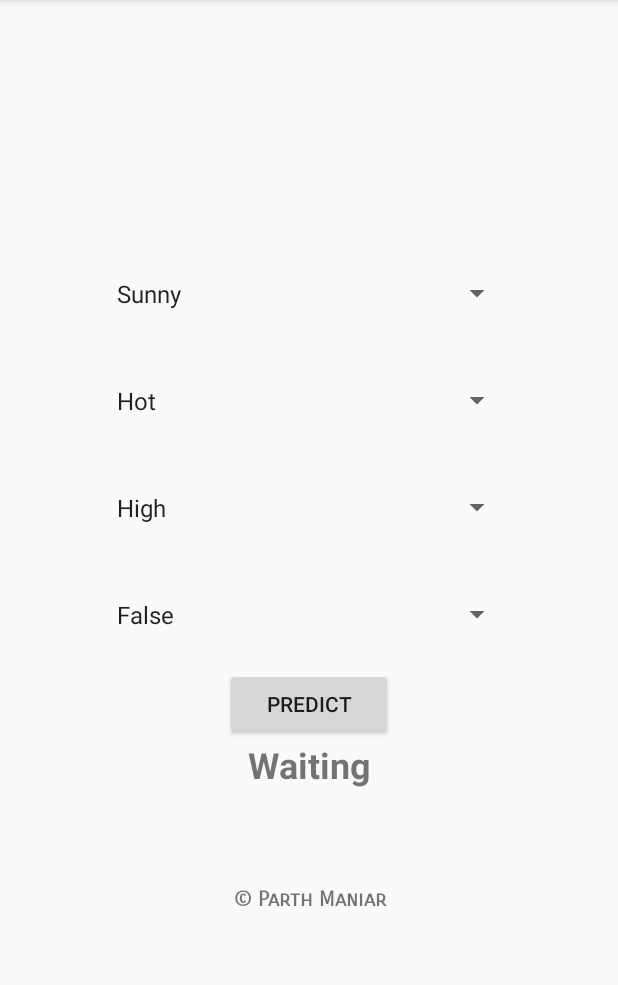
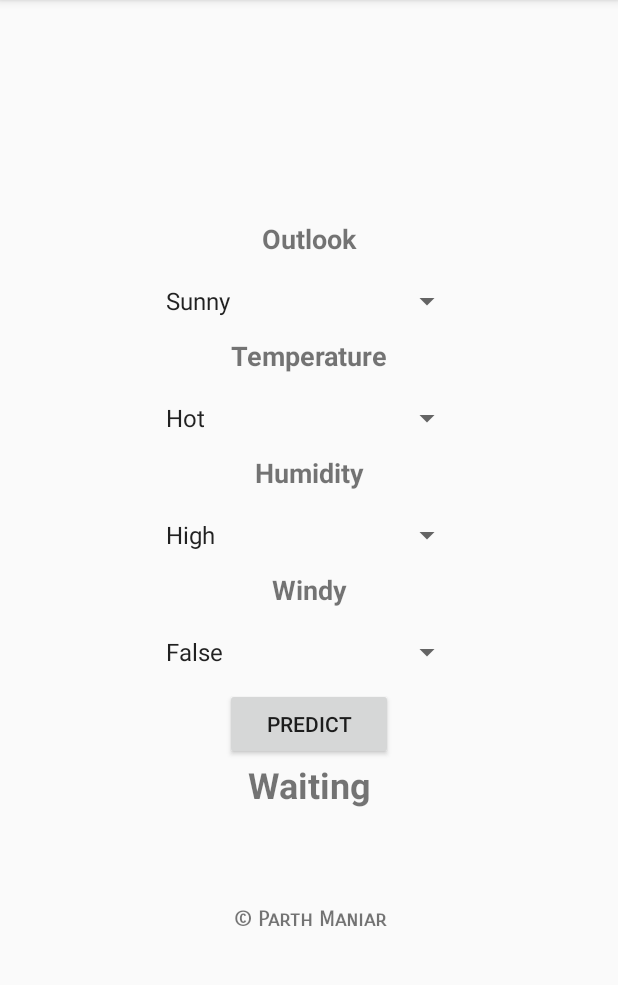
Before and after one commit to officialpm/Play-Or-Not-Android-App, an Android app: the screen it shows after launch (MainActivity), on a phone screen of 412 x 824 dp, the part 84-1069 px from its top. Run offline under Robolectric (Android 15) with nearby library versions, the phone set to English and light mode, and no system bars; our stand-ins replace Volley.

Commit message:
added textviews

```diff
--- a/app/src/main/java/play/parth/com/playornot/MainActivity.java
+++ b/app/src/main/java/play/parth/com/playornot/MainActivity.java
@@ -160,15 +160,20 @@ predict.setOnClickListener(new View.OnClickListener() {
                    if(msg.equals("[1]"))
                    {
 
-                        res.setText("You Can Play");
+                        res.setText("PLAY SAFELY \n ENJOY ;)");
                        res.setTextColor(Color.parseColor("#42f46b"));
+                       Toast.makeText(MainActivity.this, "ENJOY",
+                               Toast.LENGTH_SHORT).show();
 
 
                    }
                    else if(msg.equals("[0]"))
                    {
-                       res.setText("ALERT: Don't Play");
+                       res.setText("ALERT: DONT'T PLAY");
                        res.setTextColor(Color.parseColor("#f44141"));
+                       Toast.makeText(MainActivity.this, "ALERT",
+                               Toast.LENGTH_SHORT).show();
+
                    }
                    else
                    {
--- a/app/src/main/res/layout/activity_main.xml
+++ b/app/src/main/res/layout/activity_main.xml
@@ -12,31 +12,67 @@
         android:gravity="center_vertical|center_horizontal"
         android:orientation="vertical">
 
+        <TextView
+            android:id="@+id/textView"
+            android:layout_width="match_parent"
+            android:layout_height="30dp"
+            android:text="Outlook"
+            android:textAlignment="center"
+            android:textSize="18sp"
+            android:textStyle="bold" />
+
         <Spinner
             android:id="@+id/spinner1"
-            android:layout_width="272dp"
-            android:layout_height="71dp"
+            android:layout_width="206dp"
+            android:layout_height="48dp"
             tools:layout_editor_absoluteX="60dp"
             tools:layout_editor_absoluteY="16dp" />
 
+        <TextView
+            android:id="@+id/textView3"
+            android:layout_width="match_parent"
+            android:layout_height="30dp"
+            android:text="Temperature"
+            android:textAlignment="center"
+            android:textSize="18sp"
+            android:textStyle="bold" />
+
         <Spinner
             android:id="@+id/spinner2"
-            android:layout_width="272dp"
-            android:layout_height="71dp"
+            android:layout_width="206dp"
+            android:layout_height="48dp"
             tools:layout_editor_absoluteX="60dp"
             tools:layout_editor_absoluteY="105dp" />
 
+        <TextView
+            android:id="@+id/textView4"
+            android:layout_width="match_parent"
+            android:layout_height="30dp"
+            android:text="Humidity"
+            android:textAlignment="center"
+            android:textSize="18sp"
+            android:textStyle="bold" />
+
         <Spinner
             android:id="@+id/spinner3"
-            android:layout_width="272dp"
-            android:layout_height="71dp"
+            android:layout_width="206dp"
+            android:layout_height="48dp"
             tools:layout_editor_absoluteX="60dp"
             tools:layout_editor_absoluteY="199dp" />
 
+        <TextView
+            android:id="@+id/textView5"
+            android:layout_width="match_parent"
+            android:layout_height="30dp"
+            android:text="Windy"
+            android:textAlignment="center"
+            android:textSize="18sp"
+            android:textStyle="bold" />
+
         <Spinner
             android:id="@+id/spinner4"
-            android:layout_width="272dp"
-            android:layout_height="71dp"
+            android:layout_width="206dp"
+            android:layout_height="48dp"
             tools:layout_editor_absoluteX="60dp"
             tools:layout_editor_absoluteY="285dp" />
 
```
